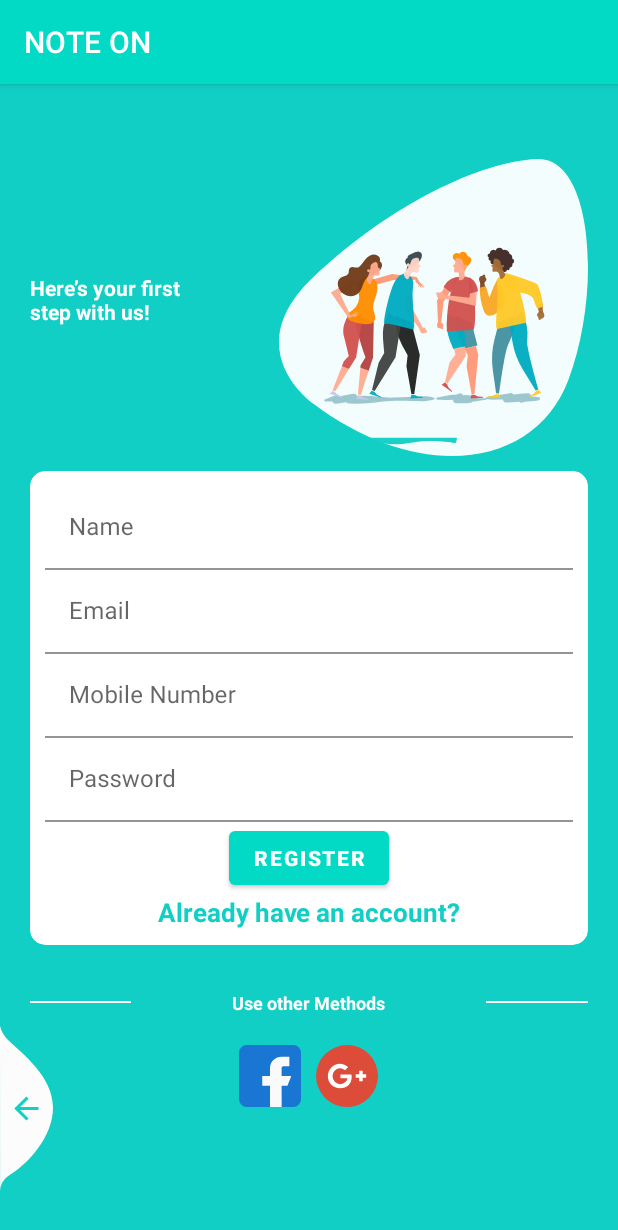
After one commit to zynby/NoteApp, an Android app: the RegisterActivity screen opened directly, with no data from a screen before it, on a phone screen of 412 x 824 dp. The commit adds this screen. Shown: the top 1230 px of the screen. Run offline under Robolectric (Android 15) with nearby library versions, the phone set to English and light mode, and no system bars; our stand-ins replace Firebase (no records; nobody signed in at launch, a user with empty details on screens opened directly).

Commit message:
register page by Neda Karimi

```diff
--- a/app/src/main/AndroidManifest.xml
+++ b/app/src/main/AndroidManifest.xml
@@ -9,7 +9,8 @@
         android:roundIcon="@mipmap/ic_launcher_round"
         android:supportsRtl="true"
         android:theme="@style/Theme.Note">
-        <activity android:name=".LoginActivity"></activity>
+        <activity android:name=".RegisterActivity"></activity>
+        <activity android:name=".LoginActivity" />
         <activity android:name=".CreateNoteActivity" />
         <activity android:name=".HomePage" />
         <activity android:name=".MainActivity">
--- a/app/src/main/java/com/shariati/notes/HomePage.java
+++ b/app/src/main/java/com/shariati/notes/HomePage.java
@@ -20,7 +20,7 @@ public class HomePage extends AppCompatActivity {
         addNote.setOnClickListener(new View.OnClickListener() {
             @Override
             public void onClick(View v) {
-               /// startActivity(new Intent(HomeActivity.this, CreateNoteActivity.class));
+                startActivity(new Intent(HomePage.this, CreateNoteActivity.class));
             }
         });
     }
--- /dev/null
+++ b/app/src/main/java/com/shariati/notes/RegisterActivity.java
@@ -0,0 +1,147 @@
+package com.shariati.notes;
+
+import android.app.ProgressDialog;
+import android.content.Intent;
+import android.os.Build;
+import android.os.Bundle;
+import android.text.TextUtils;
+import android.view.View;
+import android.view.Window;
+import android.view.WindowManager;
+import android.widget.Button;
+import android.widget.EditText;
+import android.widget.Toast;
+
+import androidx.annotation.NonNull;
+import androidx.appcompat.app.AppCompatActivity;
+
+import com.google.android.gms.tasks.OnCompleteListener;
+import com.google.android.gms.tasks.OnFailureListener;
+import com.google.android.gms.tasks.OnSuccessListener;
+import com.google.android.gms.tasks.Task;
+import com.google.firebase.auth.AuthResult;
+import com.google.firebase.auth.FirebaseAuth;
+import com.google.firebase.database.DatabaseReference;
+import com.google.firebase.database.FirebaseDatabase;
+import com.shariati.notes.R;
+
+import java.util.HashMap;
+
+
+public class RegisterActivity extends AppCompatActivity {
+    private final String regexMobile = "^(\\+98|0098|98|0)?9\\d{9}$";
+    private final String regexEmail = "^[\\w-\\.]+@([\\w-]+\\.)+[\\w-]{2,4}$";
+    private final String regexPassword = "^(?=.*\\d)(?=.*[a-z])(?=.*[A-Z])(?=.*[a-zA-Z]).{8,}$";
+    private final String regexUsername = "^[a-z0-9_.]{3,16}$";
+    private EditText username;
+    private EditText email;
+    private EditText password;
+    private EditText mobile;
+    private Button registerButton;
+
+    private DatabaseReference mRootRef;
+    private FirebaseAuth mAuth;
+
+    ProgressDialog pd;
+
+
+    @Override
+    protected void onCreate(Bundle savedInstanceState) {
+        super.onCreate(savedInstanceState);
+        setContentView(R.layout.activity_register);
+        changeStatusBarColor();
+
+        username = findViewById(R.id.editTextName);
+        email = findViewById(R.id.editTextEmail);
+        mobile = findViewById(R.id.editTextMobile);
+        password = findViewById(R.id.editTextPassword);
+        registerButton = findViewById(R.id.cirRegisterButton);
+
+
+        mRootRef = FirebaseDatabase.getInstance().getReference();
+        mAuth = FirebaseAuth.getInstance();
+
+        pd = new ProgressDialog(this);
+
+        registerButton.setOnClickListener(new View.OnClickListener() {
+            @Override
+            public void onClick(View v) {
+                String txtUsername = username.getText().toString();
+                String txtMobile = mobile.getText().toString();
+                String txtEmail = email.getText().toString();
+                String txtPassword = password.getText().toString();
+
+                if (TextUtils.isEmpty(txtUsername) || TextUtils.isEmpty(txtMobile) || TextUtils.isEmpty(txtEmail) || TextUtils.isEmpty(txtPassword)) {
+                    Toast.makeText(RegisterActivity.this, "Empty Fields!", Toast.LENGTH_SHORT).show();
+                } else if (!(txtMobile.matches(regexMobile))) {
+                    Toast.makeText(RegisterActivity.this, "Mobile Number Not Valid!", Toast.LENGTH_SHORT).show();
+                } else if (!(txtEmail.matches(regexEmail))) {
+                    Toast.makeText(RegisterActivity.this, "Email Not Valid!", Toast.LENGTH_SHORT).show();
+                } else if (!(txtPassword.matches(regexPassword))) {
+                    Toast.makeText(RegisterActivity.this, "Password Not Valid", Toast.LENGTH_SHORT).show();
+                } else if (!(txtUsername.matches(regexUsername))) {
+                    Toast.makeText(RegisterActivity.this, "Username Not Valid", Toast.LENGTH_SHORT).show();
+                } else {
+                    registerUser(txtUsername, txtMobile, txtEmail, txtPassword);
+                }
+            }
+        });
+    }
+
+    private void registerUser(final String username, final String mobile, final String email, final String password) {
+
+        pd.setMessage("Please Wait");
+        pd.show();
+
+        mAuth.createUserWithEmailAndPassword(email, password).addOnSuccessListener(new OnSuccessListener<AuthResult>() {
+            @Override
+            public void onSuccess(AuthResult authResult) {
+
+                HashMap<String, Object> map = new HashMap<>();
+                map.put("mobile", mobile);
+                map.put("email", email);
+                map.put("username", username);
+                map.put("id", mAuth.getCurrentUser().getUid());
+
+                mRootRef.child("Users").child(mAuth.getCurrentUser().getUid()).setValue(map).addOnCompleteListener(new OnCompleteListener<Void>() {
+                    @Override
+                    public void onComplete(@NonNull Task<Void> task) {
+                        if (task.isSuccessful()) {
+                            pd.dismiss();
+                            Toast.makeText(RegisterActivity.this, "Register is Successful", Toast.LENGTH_SHORT).show();
+                            Intent intent = new Intent(RegisterActivity.this, HomePage.class);
+                            intent.addFlags(Intent.FLAG_ACTIVITY_CLEAR_TASK | Intent.FLAG_ACTIVITY_CLEAR_TOP);
+                            startActivity(intent);
+                            finish();
+                        }
+                    }
+                });
+            }
+
+        }).addOnFailureListener(new OnFailureListener() {
+            @Override
+            public void onFailure(@NonNull Exception e) {
+                pd.dismiss();
+                Toast.makeText(RegisterActivity.this, e.getMessage(), Toast.LENGTH_SHORT).show();
+            }
+        });
+    }
+
+
+    private void changeStatusBarColor() {
+        if (Build.VERSION.SDK_INT >= Build.VERSION_CODES.LOLLIPOP) {
+            Window window = getWindow();
+            window.addFlags(WindowManager.LayoutParams.FLAG_DRAWS_SYSTEM_BAR_BACKGROUNDS);
+//            window.setStatusBarColor(Color.TRANSPARENT);
+            window.setStatusBarColor(getResources().getColor(R.color.register_bk_color));
+        }
+    }
+
+    public void onLoginClick(View view) {
+        startActivity(new Intent(this, LoginActivity.class));
+        overridePendingTransition(R.anim.slide_in_left, android.R.anim.slide_out_right);
+
+    }
+
+
+}
--- /dev/null
+++ b/app/src/main/res/layout/activity_register.xml
@@ -0,0 +1,213 @@
+<?xml version="1.0" encoding="utf-8"?>
+<RelativeLayout xmlns:android="http://schemas.android.com/apk/res/android"
+    xmlns:app="http://schemas.android.com/apk/res-auto"
+    xmlns:tools="http://schemas.android.com/tools"
+    android:layout_width="match_parent"
+    android:layout_height="match_parent"
+    android:layout_gravity="center"
+    android:background="@color/register_bk_color"
+    android:focusableInTouchMode="true"
+    android:gravity="center"
+    tools:context=".service.RegisterActivity">
+
+    <ScrollView
+        android:layout_width="match_parent"
+        android:layout_height="match_parent"
+        android:layout_alignParentTop="true">
+
+        <LinearLayout
+            android:layout_width="match_parent"
+            android:layout_height="wrap_content"
+            android:layout_marginTop="30dp"
+            android:orientation="vertical"
+            android:padding="20dp">
+
+            <RelativeLayout
+                android:layout_width="match_parent"
+                android:layout_height="wrap_content">
+
+                <TextView
+                    style="@style/viewParent.headerText.NoMode"
+                    android:layout_width="130dp"
+                    android:layout_height="45dp"
+                    android:layout_alignParentStart="true"
+                    android:layout_centerVertical="true"
+                    android:text="@string/here_s_your_first_step_with_us"
+                    android:textColor="@color/whiteTextColor" />
+
+                <ImageView
+                    android:layout_width="wrap_content"
+                    android:layout_height="wrap_content"
+                    android:layout_alignParentTop="true"
+                    android:layout_alignParentEnd="true"
+                    android:src="@drawable/ic_login_hero"
+                    android:contentDescription="@string/todo" />
+            </RelativeLayout>
+
+            <androidx.cardview.widget.CardView
+                android:layout_width="match_parent"
+                android:layout_height="wrap_content"
+                android:layout_marginTop="10dp"
+                app:cardBackgroundColor="@color/whiteTextColor"
+                app:cardCornerRadius="10dp">
+
+                <LinearLayout
+                    android:layout_width="match_parent"
+                    android:layout_height="wrap_content"
+                    android:layout_margin="10dp"
+                    android:orientation="vertical">
+
+
+                    <com.google.android.material.textfield.TextInputLayout
+                        android:id="@+id/textInputName"
+                        style="@style/parent">
+
+                        <EditText
+                            android:id="@+id/editTextName"
+                            style="@style/modifiedEditText"
+                            android:background="@color/white"
+                            android:hint="@string/name"
+                            android:inputType="textPersonName"
+                            android:maxLines="1"
+                            android:autofillHints="" />
+                    </com.google.android.material.textfield.TextInputLayout>
+
+                    <com.google.android.material.textfield.TextInputLayout
+                        android:id="@+id/textInputEmail"
+                        style="@style/parent">
+
+                        <EditText
+                            android:id="@+id/editTextEmail"
+                            style="@style/modifiedEditText"
+                            android:background="@color/white"
+                            android:hint="@string/login_email_hint"
+                            android:inputType="textEmailAddress"
+                            android:maxLines="1"
+                            android:autofillHints="" />
+                    </com.google.android.material.textfield.TextInputLayout>
+
+                    <com.google.android.material.textfield.TextInputLayout
+                        android:id="@+id/textInputMobile"
+                        style="@style/parent">
+
+                        <EditText
+                            android:id="@+id/editTextMobile"
+                            style="@style/modifiedEditText"
+                            android:background="@color/white"
+                            android:hint="@string/mobile_number"
+                            android:inputType="phone"
+                            android:maxLines="1"
+                            android:autofillHints="" />
+                    </com.google.android.material.textfield.TextInputLayout>
+
+                    <com.google.android.material.textfield.TextInputLayout
+                        android:id="@+id/textInputPassword"
+                        style="@style/parent">
+
+                        <EditText
+                            android:id="@+id/editTextPassword"
+                            style="@style/modifiedEditText"
+                            android:background="@color/white"
+                            android:hint="@string/login_password_hint"
+                            android:inputType="textPassword"
+                            android:maxLines="1"
+                            android:autofillHints="" />
+                    </com.google.android.material.textfield.TextInputLayout>
+
+                    <Button
+                        android:id="@+id/cirRegisterButton"
+                        style="@style/loginButton"
+                        android:layout_gravity="center_horizontal"
+                        android:text="@string/register" />
+
+                    <TextView
+                        style="@style/parent"
+                        android:onClick="onLoginClick"
+                        android:text="@string/already_have_an_account"
+                        android:textAlignment="center"
+                        android:textColor="@color/themeColor"
+                        android:textSize="17sp"
+                        android:textStyle="bold"
+                        tools:ignore="OnClick" />
+
+                </LinearLayout>
+            </androidx.cardview.widget.CardView>
+
+
+            <LinearLayout
+                android:layout_width="match_parent"
+                android:layout_height="wrap_content"
+                android:layout_marginTop="30dp"
+                android:gravity="center"
+                android:weightSum="12">
+
+                <View
+                    android:layout_width="0dp"
+                    android:layout_height="1dp"
+                    android:layout_weight="3"
+                    android:background="@color/whiteTextColor" />
+
+                <TextView
+                    style="@style/viewParent.headerText.NoMode"
+                    android:layout_width="wrap_content"
+                    android:layout_height="wrap_content"
+                    android:layout_weight="6"
+                    android:text="@string/use_other_methods"
+                    android:textAlignment="center"
+                    android:textColor="@color/whiteTextColor"
+                    android:textSize="12sp" />
+
+                <View
+                    android:layout_width="0dp"
+                    android:layout_height="1dp"
+                    android:layout_weight="3"
+                    android:background="@color/whiteTextColor" />
+
+            </LinearLayout>
+
+            <LinearLayout
+                android:layout_width="match_parent"
+                android:layout_height="wrap_content"
+                android:layout_marginTop="20dp"
+                android:layout_marginBottom="30dp"
+                android:gravity="center">
+
+                <ImageView
+                    android:layout_width="wrap_content"
+                    android:layout_height="wrap_content"
+                    android:src="@drawable/ic_facebook"
+                    android:contentDescription="@string/todo" />
+
+                <ImageView
+                    android:layout_width="wrap_content"
+                    android:layout_height="wrap_content"
+                    android:layout_marginStart="10dp"
+                    android:src="@drawable/ic_google_plus"
+                    android:contentDescription="@string/todo" />
+            </LinearLayout>
+
+
+        </LinearLayout>
+    </ScrollView>
+
+    <View
+        android:layout_width="11dp"
+        android:layout_height="match_parent"
+        android:layout_alignParentTop="true"
+        android:layout_alignParentEnd="true"
+        android:layout_marginTop="20dp"
+        android:background="@drawable/ic_side_bg" />
+
+    <ImageView
+        android:layout_width="wrap_content"
+        android:layout_height="wrap_content"
+        android:layout_alignParentStart="true"
+        android:layout_alignParentBottom="true"
+        android:layout_marginEnd="11dp"
+        android:layout_marginBottom="30dp"
+        android:adjustViewBounds="false"
+        android:onClick="onLoginClick"
+        android:src="@drawable/ic_back_img"
+        android:contentDescription="@string/todo"
+        tools:ignore="OnClick" />
+</RelativeLayout>
--- a/build.gradle
+++ b/build.gradle
@@ -6,6 +6,7 @@ buildscript {
     }
     dependencies {
         classpath 'com.android.tools.build:gradle:4.0.0'
+        classpath 'com.google.gms:google-services:4.3.4'
 
         // NOTE: Do not place your application dependencies here; they belong
         // in the individual module build.gradle files
```
